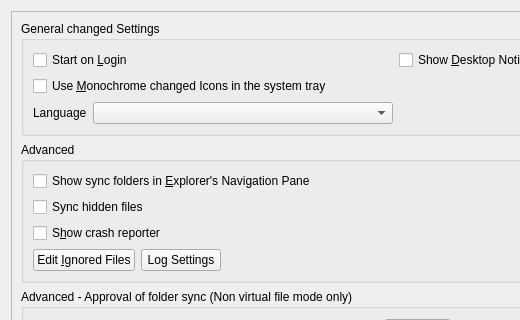
This is src/gui/generalsettings.ui in OMakonis/client_broken as Qt 5 draws it before an edit; both pictures show x 0 to 520 and y 0 to 320 of the 791 by 686 pixel window. The edited form follows.
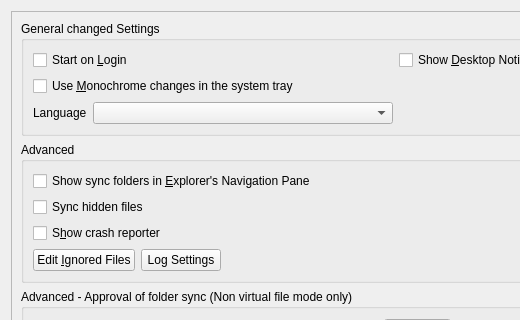
This is the edited form. Custom widgets are drawn as their Qt base class.

Commit message: Setting string

What changed in the file:
```diff
--- a/src/gui/generalsettings.ui
+++ b/src/gui/generalsettings.ui
@@ -38,7 +38,7 @@
           <item row="1" column="0">
            <widget class="QCheckBox" name="monoIconsCheckBox">
             <property name="text">
-             <string>Use &amp;Monochrome changed Icons in the system tray</string>
+             <string>Use &amp;Monochrome changes in the system tray</string>
             </property>
            </widget>
           </item>
```
